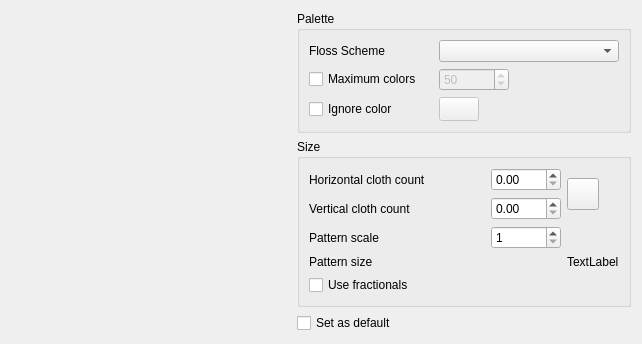
Before: the Qt Designer form ui/ImportImage.ui in KDE/kxstitch, drawn with Qt 5.
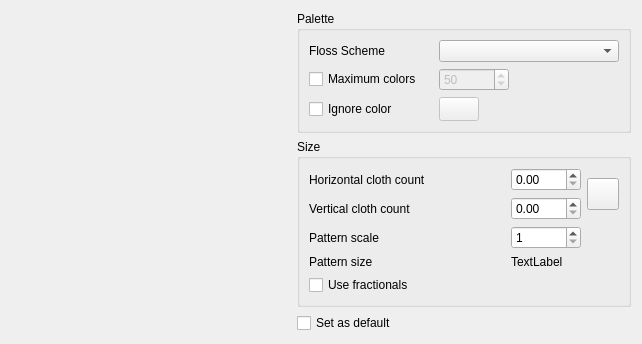
After: the same form once the commit is applied. Custom widgets are drawn as their Qt base class.

Patch:
```diff
--- a/ui/ImportImage.ui
+++ b/ui/ImportImage.ui
@@ -293,13 +293,6 @@
         </property>
        </widget>
       </item>
-      <item row="3" column="2">
-       <widget class="QLabel" name="FinalSize">
-        <property name="text">
-         <string>TextLabel</string>
-        </property>
-       </widget>
-      </item>
       <item row="4" column="0">
        <widget class="QCheckBox" name="UseFractionals">
         <property name="toolTip">
@@ -310,6 +303,13 @@
         </property>
        </widget>
       </item>
+      <item row="3" column="1">
+       <widget class="QLabel" name="FinalSize">
+        <property name="text">
+         <string>TextLabel</string>
+        </property>
+       </widget>
+      </item>
      </layout>
     </widget>
    </item>
```
Left out of the diff: 40 changed lines with no effect on the pictures.
